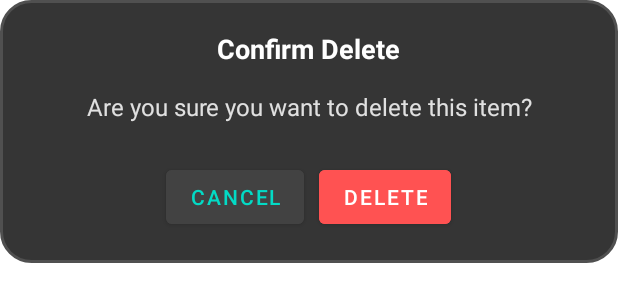
After one commit to NIBM-HNDSE-Courseworks/Finix, an Android app: the layout delete_confirmation_popup.xml on its own in the app's theme, with its tools: preview values and no code run, on a phone screen of 412 x 824 dp. The commit adds this screen. Shown: the top 302 px of the screen. Run offline under Robolectric (Android 15) with nearby library versions, the phone set to English and light mode, and no system bars.

Commit message:
Added a custom delete_confirmation_popup.xml and added some validations

```diff
--- a/app/src/main/java/com/example/finix/data/FinixDatabase.java
+++ b/app/src/main/java/com/example/finix/data/FinixDatabase.java
@@ -10,7 +10,7 @@ import androidx.room.RoomDatabase;
 // version: Must be incremented whenever you change the schema (tables/columns).
 // exportSchema: Set to false for simple projects.
 @Database(entities = {Transaction.class, Budget.class, SavingsGoal.class, SynchronizationLog.class, Category.class},
-        version = 4, // ← increment version
+        version = 1, // ← increment version
         exportSchema = false)
 public abstract class FinixDatabase extends RoomDatabase {
 
--- /dev/null
+++ b/app/src/main/res/drawable/glass_bg.xml
@@ -0,0 +1,8 @@
+<shape xmlns:android="http://schemas.android.com/apk/res/android" android:shape="rectangle">
+
+    <solid android:color="#353535"/>
+    <corners android:radius="20dp"/>
+    <stroke
+        android:width="2dp"
+        android:color="#505050"/>
+</shape>
--- /dev/null
+++ b/app/src/main/res/layout/delete_confirmation_popup.xml
@@ -0,0 +1,55 @@
+<?xml version="1.0" encoding="utf-8"?>
+<RelativeLayout xmlns:android="http://schemas.android.com/apk/res/android"
+    android:layout_width="wrap_content"
+    android:layout_height="wrap_content"
+    android:padding="20dp"
+    android:background="@drawable/glass_bg">
+    <LinearLayout
+        android:layout_width="match_parent"
+        android:layout_height="wrap_content"
+        android:orientation="vertical"
+        android:gravity="center_horizontal">
+
+        <TextView
+            android:layout_width="wrap_content"
+            android:layout_height="wrap_content"
+            android:text="Confirm Delete"
+            android:textSize="18sp"
+            android:textStyle="bold"
+            android:textColor="#FFFFFF"
+            android:layout_gravity="center" />
+        <TextView
+            android:id="@+id/deleteMessage"
+            android:layout_width="match_parent"
+            android:layout_height="wrap_content"
+            android:text="Are you sure you want to delete this item?"
+            android:textSize="16sp"
+            android:textColor="#E0E0E0"
+            android:gravity="center"
+            android:layout_marginTop="15dp"
+            android:layout_marginBottom="20dp" />
+        <LinearLayout
+            android:layout_width="match_parent"
+            android:layout_height="wrap_content"
+            android:orientation="horizontal"
+            android:gravity="center"
+            android:layout_marginTop="5dp">
+
+            <Button
+                android:id="@+id/cancelDeleteBtn"
+                android:layout_width="wrap_content"
+                android:layout_height="wrap_content"
+                android:text="Cancel"
+                android:textColor="@color/teal_200"
+                android:backgroundTint="#424242" />
+            <Button
+                android:id="@+id/confirmDeleteBtn"
+                android:layout_width="wrap_content"
+                android:layout_height="wrap_content"
+                android:text="Delete"
+                android:layout_marginStart="10dp"
+                android:textColor="#FFFFFF"
+                android:backgroundTint="#FF5252" />
+        </LinearLayout>
+    </LinearLayout>
+</RelativeLayout>
```
Also changed, not shown: app/src/main/java/com/example/finix/MainActivity.java (+30 -6 lines), app/src/main/java/com/example/finix/ui/transactions/TransactionAdapter.java (+23 -3 lines), app/src/main/java/com/example/finix/ui/transactions/TransactionsFragment.java (+78 -58 lines).
